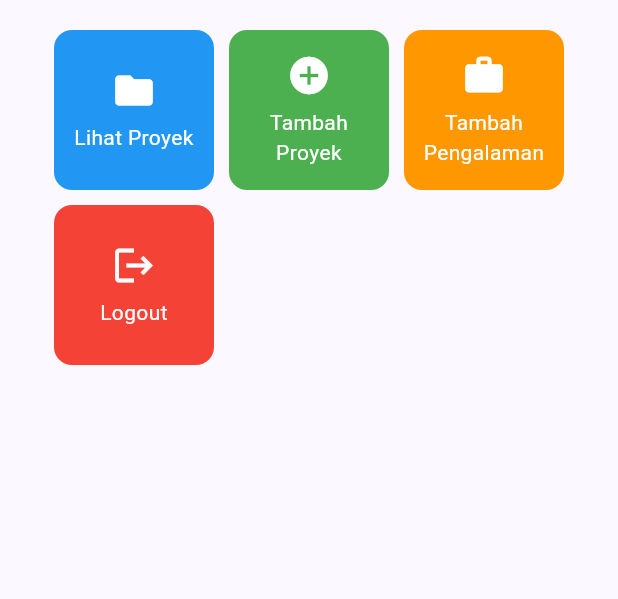
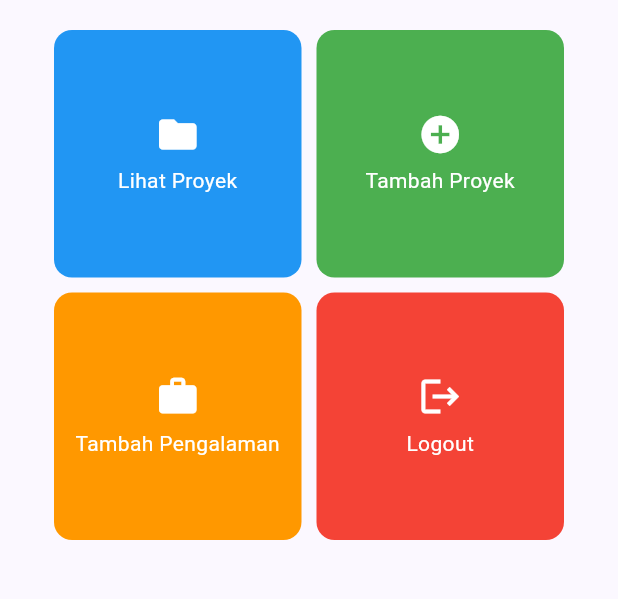
Before and after one commit to AzzamZR/myportofolio_mobile, a Flutter app: the screen it shows after launch, on a phone screen of 412 x 824 dp, the part 387-986 px from its top. Run offline on Flutter 3.47's test engine with Material 3 defaults, Android fonts, the phone set to English and light mode, and no system bars.

Commit message:
feat: make home page responsive and fix overflow

```diff
--- a/lib/screens/menu.dart
+++ b/lib/screens/menu.dart
@@ -28,7 +28,8 @@ class MyHomePage extends StatelessWidget {
         iconTheme: const IconThemeData(color: Colors.white)
       ),
       drawer: const LeftDrawer(),
-      body: Padding(
+      body: SingleChildScrollView(
+        child: Padding(
           padding: const EdgeInsets.all(16.0),
           child: Column(
             crossAxisAlignment: CrossAxisAlignment.center,
@@ -55,22 +56,27 @@ class MyHomePage extends StatelessWidget {
                         ),
                       ),
                     ),
-                  GridView.count(
+                    LayoutBuilder(
+                      builder: (context, constraints) {
+                        return GridView.count(
                           primary: true,
                           padding: const EdgeInsets.all(20),
                           crossAxisSpacing: 10,
                           mainAxisSpacing: 10,
-                    crossAxisCount: 3,
+                          crossAxisCount: constraints.maxWidth < 600 ? 2 : 4,
                           shrinkWrap: true,
                           children: items.map((ItemHomepage item) {
                             return ItemCard(item);
                           }).toList(),
+                        );
+                      },
                     ),
                   ],
                 ),
               ),
             ],
           ),
+        )
       ),
     );
   }
```
Lines whose indentation alone changed are shown as unchanged.
